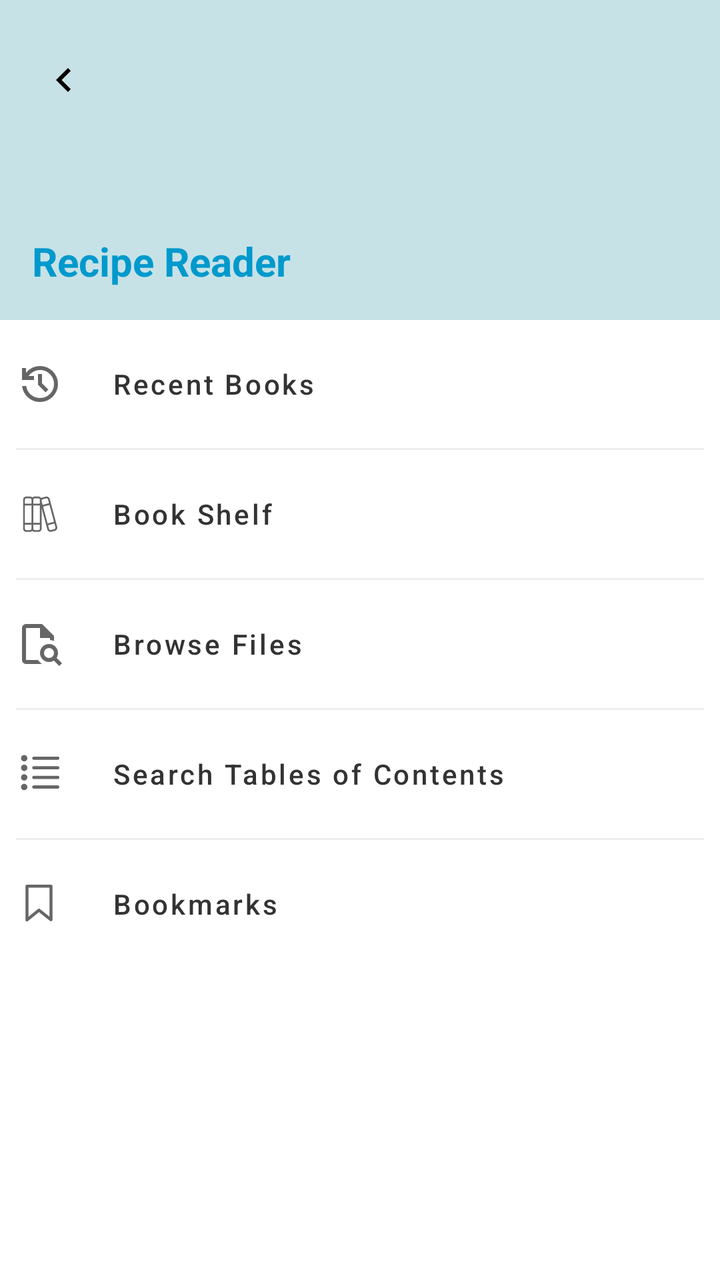
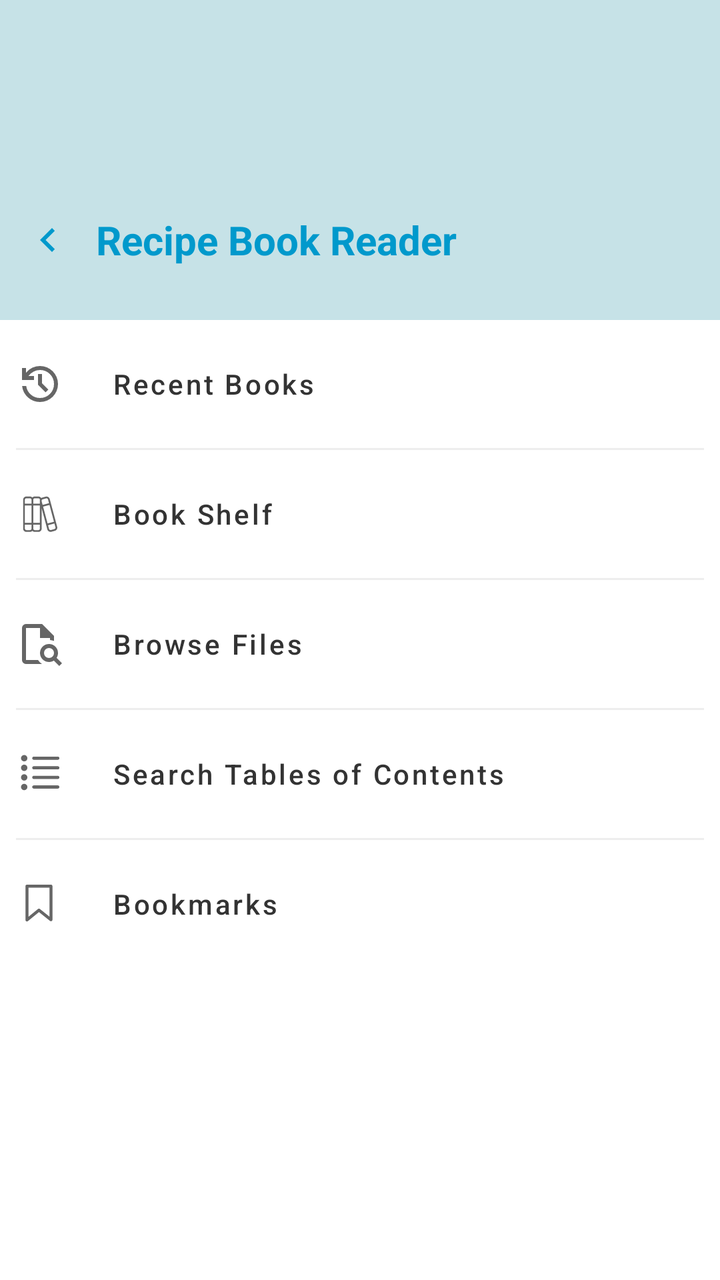

The first picture is an Android layout as it rendered before a commit; the second is the same layout after the commit. The layout source and the unified diff follow.
<!-- AndroidManifest.xml: application theme Theme.RecipeBookReader -->
<!-- res/layout/fragment_control.xml -->
<?xml version="1.0" encoding="utf-8"?>
<androidx.constraintlayout.widget.ConstraintLayout xmlns:android="http://schemas.android.com/apk/res/android"
    xmlns:app="http://schemas.android.com/apk/res-auto"
    xmlns:tools="http://schemas.android.com/tools"
    android:layout_width="match_parent"
    android:layout_height="match_parent"
    android:background="@android:color/white">

    <View
        android:id="@+id/headerBackground"
        android:layout_width="0dp"
        android:layout_height="160dp"
        android:background="@color/pastel_blue"
        app:layout_constraintEnd_toEndOf="parent"
        app:layout_constraintStart_toStartOf="parent"
        app:layout_constraintTop_toTopOf="parent" />

    <ImageButton
        android:id="@+id/btnCloseDrawer"
        android:layout_width="48dp"
        android:layout_height="48dp"
        android:layout_marginStart="8dp"
        android:layout_marginTop="16dp"
        android:background="?attr/selectableItemBackgroundBorderless"
        android:src="@drawable/ic_left"
        app:layout_constraintStart_toStartOf="parent"
        app:layout_constraintTop_toTopOf="parent"
        app:tint="@color/black" />

    <TextView
        android:id="@+id/drawerTitle"
        android:layout_width="wrap_content"
        android:layout_height="wrap_content"
        android:layout_marginStart="16dp"
        android:layout_marginBottom="16dp"
        android:text="@string/recipe_reader"
        android:textColor="@android:color/holo_blue_dark"
        android:textSize="20sp"
        android:textStyle="bold"
        app:layout_constraintBottom_toBottomOf="@id/headerBackground"
        app:layout_constraintStart_toStartOf="parent" />

    <LinearLayout
        android:layout_width="match_parent"
        android:layout_height="0dp"
        android:orientation="vertical"
        android:padding="8dp"
        app:layout_constraintBottom_toBottomOf="parent"
        app:layout_constraintEnd_toEndOf="parent"
        app:layout_constraintHorizontal_bias="1.0"
        app:layout_constraintStart_toStartOf="parent"
        app:layout_constraintTop_toBottomOf="@id/headerBackground"
        app:layout_constraintVertical_bias="0.0">


        <LinearLayout
            android:layout_width="match_parent"
            android:layout_height="wrap_content"
            android:orientation="horizontal">

            <ImageView
                android:layout_width="wrap_content"
                android:layout_height="match_parent"
                android:layout_marginEnd="16dp"
                android:contentDescription="@string/recently_viewed_books"
                android:src="@drawable/ic_recent_files" />

            <Button
                android:id="@+id/btnRecentBooks"
                style="@style/Widget.MaterialComponents.Button.TextButton"
                android:layout_width="match_parent"
                android:layout_height="wrap_content"
                android:gravity="start|center_vertical"
                android:text="@string/recent_books"
                android:textAllCaps="false"
                android:textColor="@color/almost_black" />
        </LinearLayout>

        <View
            android:layout_width="match_parent"
            android:layout_height="1dp"
            android:layout_marginVertical="8dp"
            android:background="#EEEEEE" />

        <LinearLayout
            android:layout_width="match_parent"
            android:layout_height="wrap_content"
            android:orientation="horizontal">

            <ImageView
                android:layout_width="wrap_content"
                android:layout_height="match_parent"
                android:layout_marginEnd="16dp"
                android:contentDescription="@string/book_shelf_description"
                android:src="@drawable/ic_book_shelf" />

            <Button
                android:id="@+id/btnBookShelf"
                style="@style/Widget.MaterialComponents.Button.TextButton"
                android:layout_width="match_parent"
                android:layout_height="wrap_content"
                android:gravity="start|center_vertical"
                android:text="@string/book_shelf"
                android:textAllCaps="false"
                android:textColor="@color/almost_black" />
        </LinearLayout>

        <View
            android:layout_width="match_parent"
            android:layout_height="1dp"
            android:layout_marginVertical="8dp"
            android:background="#EEEEEE" />

        <LinearLayout
            android:layout_width="match_parent"
            android:layout_height="wrap_content"
            android:orientation="horizontal">

            <ImageView
                android:layout_width="wrap_content"
                android:layout_height="match_parent"
                android:layout_marginEnd="16dp"
                android:contentDescription="@string/open_file_browser"
                android:src="@drawable/ic_book_browser" />

            <Button
                android:id="@+id/btnBrowseFiles"
                style="@style/Widget.MaterialComponents.Button.TextButton"
                android:layout_width="match_parent"
                android:layout_height="wrap_content"
                android:gravity="start|center_vertical"
                android:text="@string/browse_files"
                android:textAllCaps="false"
                android:textColor="@color/almost_black" />
        </LinearLayout>

        <View
            android:layout_width="match_parent"
            android:layout_height="1dp"
            android:layout_marginVertical="8dp"
            android:background="#EEEEEE" />

        <LinearLayout
            android:layout_width="match_parent"
            android:layout_height="wrap_content"
            android:orientation="horizontal">

            <ImageView
                android:layout_width="wrap_content"
                android:layout_height="match_parent"
                android:layout_marginEnd="16dp"
                android:contentDescription="@string/open_file_browser"
                android:src="@drawable/ic_toc_svg" />

            <Button
                android:id="@+id/btnSearchEveryToc"
                style="@style/Widget.MaterialComponents.Button.TextButton"
                android:layout_width="match_parent"
                android:layout_height="wrap_content"
                android:gravity="start|center_vertical"
                android:text="@string/search_tables_of_contents"
                android:textAllCaps="false"
                android:textColor="@color/almost_black" />
        </LinearLayout>

        <View
            android:layout_width="match_parent"
            android:layout_height="1dp"
            android:layout_marginVertical="8dp"
            android:background="#EEEEEE" />

        <LinearLayout
            android:layout_width="match_parent"
            android:layout_height="wrap_content"
            android:orientation="horizontal">

            <ImageView
                android:layout_width="wrap_content"
                android:layout_height="match_parent"
                android:layout_marginEnd="16dp"
                android:contentDescription="@string/open_file_browser"
                android:src="@drawable/ic_bookmark_open" />

            <Button
                android:id="@+id/btnBookmarks"
                style="@style/Widget.MaterialComponents.Button.TextButton"
                android:layout_width="match_parent"
                android:layout_height="wrap_content"
                android:gravity="start|center_vertical"
                android:text="@string/bookmarks"
                android:textAllCaps="false"
                android:textColor="@color/almost_black" />
        </LinearLayout>

    </LinearLayout>

</androidx.constraintlayout.widget.ConstraintLayout>
<!-- resources referenced by this layout -->
<resources>
  <color name="almost_black">#FF333333</color>
  <color name="black">#FF000000</color>
  <color name="pastel_blue">#FFC6E2E7</color>
  <!-- drawable ic_book_browser (drawable) -->
  <vector xmlns:android="http://schemas.android.com/apk/res/android"
      android:width="24dp"
      android:height="24dp"
      android:tint="@color/dark_gray"
      android:viewportWidth="960"
      android:viewportHeight="960">
    <path
        android:pathData="M200,160v241,-1 400,-640 200,-200ZM200,880q-33,0 -56.5,-23.5T120,800v-640q0,-33 23.5,-56.5T200,80h320l240,240v100q-19,-8 -39,-12.5t-41,-6.5v-41L480,360v-200L200,160v640h241q16,24 36,44.5T521,880L200,880ZM731,731q29,-29 29,-71t-29,-71q-29,-29 -71,-29t-71,29q-29,29 -29,71t29,71q29,29 71,29t71,-29ZM864,920 L756,812q-21,14 -45.5,21t-50.5,7q-75,0 -127.5,-52.5T480,660q0,-75 52.5,-127.5T660,480q75,0 127.5,52.5T840,660q0,26 -7,50.5T812,756L920,864l-56,56Z"
        android:fillColor="@color/white"/>
  </vector>
  <!-- drawable ic_left (drawable) -->
  <vector xmlns:android="http://schemas.android.com/apk/res/android"
      android:width="24dp"
      android:height="24dp"
      android:autoMirrored="true"
      android:tint="@color/dark_gray"
      android:viewportWidth="960"
      android:viewportHeight="960">
  
      <path
          android:fillColor="@color/white"
          android:pathData="M560,720L320,480L560,240L616,296L432,480L616,664L560,720Z" />
  
  </vector>
  <!-- drawable ic_recent_files (drawable) -->
  <vector xmlns:android="http://schemas.android.com/apk/res/android"
      android:width="24dp"
      android:height="24dp"
      android:tint="@color/dark_gray"
      android:viewportWidth="960"
      android:viewportHeight="960">
  
      <path
          android:fillColor="@android:color/white"
          android:pathData="M480,840Q342,840 239.5,748.5Q137,657 122,520L204,520Q218,624 296.5,692Q375,760 480,760Q597,760 678.5,678.5Q760,597 760,480Q760,363 678.5,281.5Q597,200 480,200Q411,200 351,232Q291,264 250,320L360,320L360,400L120,400L120,160L200,160L200,254Q251,190 324.5,155Q398,120 480,120Q555,120 620.5,148.5Q686,177 734.5,225.5Q783,274 811.5,339.5Q840,405 840,480Q840,555 811.5,620.5Q783,686 734.5,734.5Q686,783 620.5,811.5Q555,840 480,840ZM592,648L440,496L440,280L520,280L520,464L648,592L592,648Z" />
  
  </vector>
  <string name="book_shelf">Book Shelf</string>
  <string name="book_shelf_description">Book Shelf</string>
  <string name="bookmarks">Bookmarks</string>
  <string name="browse_files">Browse Files</string>
  <string name="open_file_browser">Open File Browser</string>
  <string name="recent_books">Recent Books</string>
  <string name="recently_viewed_books">Recently Viewed Books</string>
  <string name="recipe_reader">Recipe Reader</string>
  <string name="search_tables_of_contents">Search Tables of Contents</string>
  <style name="Theme.RecipeBookReader" parent="Theme.Material3.DayNight.NoActionBar">
          <item name="colorPrimary">@color/pastel_blue</item>
          <item name="colorPrimaryContainer">@color/pastel_blue</item>
          <item name="colorSecondary">@color/pastel_blue</item>
          <item name="android:statusBarColor">@color/transparent</item>
          <item name="android:navigationBarColor">@color/pastel_blue</item>
          <item name="android:windowDrawsSystemBarBackgrounds">true</item>
          <item name="android:windowLightStatusBar">true</item>
          <item name="android:textColorSecondary">@color/almost_black</item>
          <item name="android:windowLightNavigationBar">true</item>
          <item name="android:textCursorDrawable">@null</item>
  
  
          <item name="colorControlActivated">@color/black</item>
          <item name="colorOnSurface">#000000</item>
      </style>
  <color name="dark_gray">#FF666666</color>
  <color name="white">#FFFFFFFF</color>
  <color name="transparent">#00000000</color>
  <!-- unchanged entries left out for length: 3 -->
</resources>

<!-- the commit's change to res/layout/fragment_control.xml (unified diff, before → after) -->
@@ -15,30 +15,35 @@
         app:layout_constraintStart_toStartOf="parent"
         app:layout_constraintTop_toTopOf="parent" />
 
-    <ImageButton
-        android:id="@+id/btnCloseDrawer"
-        android:layout_width="48dp"
-        android:layout_height="48dp"
-        android:layout_marginStart="8dp"
-        android:layout_marginTop="16dp"
-        android:background="?attr/selectableItemBackgroundBorderless"
-        android:src="@drawable/ic_left"
-        app:layout_constraintStart_toStartOf="parent"
-        app:layout_constraintTop_toTopOf="parent"
-        app:tint="@color/black" />
-
-    <TextView
-        android:id="@+id/drawerTitle"
-        android:layout_width="wrap_content"
-        android:layout_height="wrap_content"
-        android:layout_marginStart="16dp"
+    <LinearLayout
+        android:layout_width="match_parent"
+        android:layout_height="0dp"
+        app:layout_constraintBottom_toBottomOf="@+id/headerBackground"
+        app:layout_constraintEnd_toEndOf="parent"
+        android:gravity="center_vertical"
+        app:flow_verticalAlign="center"
+        android:orientation="horizontal"
         android:layout_marginBottom="16dp"
-        android:text="@string/recipe_reader"
-        android:textColor="@android:color/holo_blue_dark"
-        android:textSize="20sp"
-        android:textStyle="bold"
-        app:layout_constraintBottom_toBottomOf="@id/headerBackground"
-        app:layout_constraintStart_toStartOf="parent" />
+        app:layout_constraintStart_toStartOf="parent">
+
+        <ImageButton
+            android:id="@+id/btnCloseDrawer"
+            android:layout_width="48dp"
+            android:layout_height="48dp"
+            android:background="?attr/selectableItemBackgroundBorderless"
+            android:contentDescription="@string/button_to_close_drawer"
+            android:src="@drawable/ic_left"
+            app:tint="@color/nav_text" />
+
+        <TextView
+            android:id="@+id/drawerTitle"
+            android:layout_width="wrap_content"
+            android:layout_height="wrap_content"
+            android:text="@string/recipe_reader"
+            android:textColor="@color/nav_text"
+            android:textSize="20sp"
+            android:textStyle="bold"/>
+    </LinearLayout>
 
     <LinearLayout
         android:layout_width="match_parent"
<!-- resource entries referenced after the edit -->
@@ -1,6 +1,7 @@
 <!-- resources referenced by this layout -->
 <resources>
   <color name="almost_black">#FF333333</color>
+  <color name="nav_text">#FF0099CC</color>
   <color name="black">#FF000000</color>
   <color name="pastel_blue">#FFC6E2E7</color>
   <!-- drawable ic_book_browser (drawable) -->
@@ -45,10 +46,11 @@
   <string name="book_shelf_description">Book Shelf</string>
   <string name="bookmarks">Bookmarks</string>
   <string name="browse_files">Browse Files</string>
+  <string name="button_to_close_drawer">Button to close drawer</string>
   <string name="open_file_browser">Open File Browser</string>
   <string name="recent_books">Recent Books</string>
   <string name="recently_viewed_books">Recently Viewed Books</string>
-  <string name="recipe_reader">Recipe Reader</string>
+  <string name="recipe_reader">Recipe Book Reader</string>
   <string name="search_tables_of_contents">Search Tables of Contents</string>
   <style name="Theme.RecipeBookReader" parent="Theme.Material3.DayNight.NoActionBar">
           <item name="colorPrimary">@color/pastel_blue</item>
